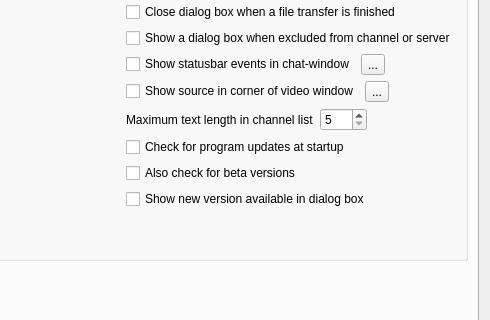
This is Client/qtTeamTalk/preferences.ui in BearWare/TeamTalk5 as Qt 5 draws it before an edit; both pictures show x 371 to 861 and y 207 to 527 of the 861 by 640 pixel window. The edited form follows.
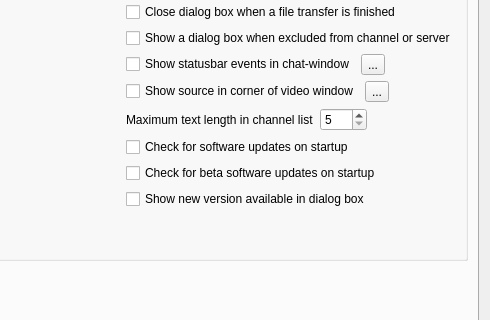
This is the edited form. The open tabs and pages were chosen to show the change. Icons and pictures are not drawn. Custom widgets are drawn as their Qt base class.

Commit message: Rephrase checkboxes

```diff
--- a/Client/qtTeamTalk/preferences.ui
+++ b/Client/qtTeamTalk/preferences.ui
@@ -646,14 +646,14 @@
               <item>
                <widget class="QCheckBox" name="updatesChkBox">
                 <property name="text">
-                 <string>Check for program updates at startup</string>
+                 <string>Check for software updates on startup</string>
                 </property>
                </widget>
               </item>
               <item>
                <widget class="QCheckBox" name="betaUpdatesChkBox">
                 <property name="text">
-                 <string>Also check for beta versions</string>
+                 <string>Check for beta software updates on startup</string>
                 </property>
                </widget>
               </item>
```
